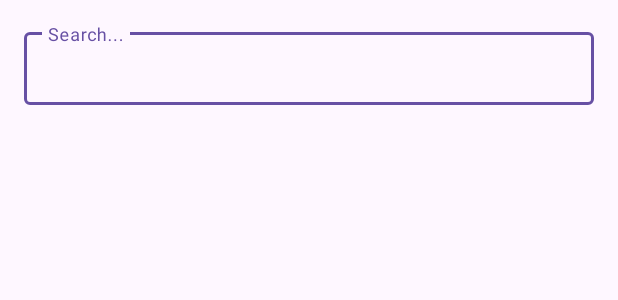
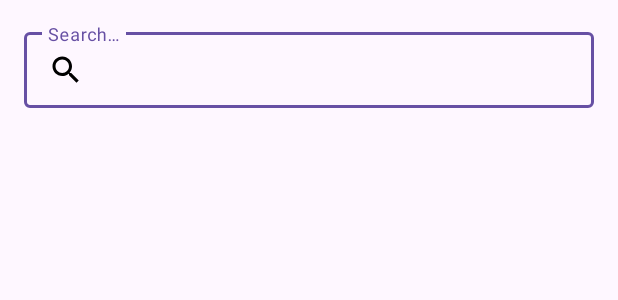
Before and after one commit to Akash91746/Dictionary, an Android app: the layout fragment_search.xml on its own in the app's theme, with its tools: preview values and no code run, on a phone screen of 412 x 824 dp. Shown: the top 300 px of the screen. Run offline under Robolectric (Android 15) with nearby library versions, the phone set to English and light mode, and no system bars.

Commit message:
Added required dependencies and create search detail fragment

```diff
--- a/app/src/main/AndroidManifest.xml
+++ b/app/src/main/AndroidManifest.xml
@@ -3,6 +3,7 @@
     xmlns:tools="http://schemas.android.com/tools">
 
     <application
+        android:name=".App"
         android:allowBackup="true"
         android:dataExtractionRules="@xml/data_extraction_rules"
         android:fullBackupContent="@xml/backup_rules"
@@ -11,7 +12,8 @@
         android:roundIcon="@mipmap/ic_launcher_round"
         android:supportsRtl="true"
         android:theme="@style/Theme.Dictionary"
-        tools:targetApi="31">
+        tools:targetApi="31"
+        >
         <activity
             android:name=".MainActivity"
             android:exported="true">
--- /dev/null
+++ b/app/src/main/res/drawable/baseline_search_24.xml
@@ -0,0 +1,5 @@
+<vector android:height="24dp" android:tint="#000000"
+    android:viewportHeight="24" android:viewportWidth="24"
+    android:width="24dp" xmlns:android="http://schemas.android.com/apk/res/android">
+    <path android:fillColor="@android:color/white" android:pathData="M15.5,14h-0.79l-0.28,-0.27C15.41,12.59 16,11.11 16,9.5 16,5.91 13.09,3 9.5,3S3,5.91 3,9.5 5.91,16 9.5,16c1.61,0 3.09,-0.59 4.23,-1.57l0.27,0.28v0.79l5,4.99L20.49,19l-4.99,-5zM9.5,14C7.01,14 5,11.99 5,9.5S7.01,5 9.5,5 14,7.01 14,9.5 11.99,14 9.5,14z"/>
+</vector>
--- a/app/src/main/res/layout/fragment_search.xml
+++ b/app/src/main/res/layout/fragment_search.xml
@@ -1,37 +1,27 @@
 <?xml version="1.0" encoding="utf-8"?>
-<layout xmlns:android="http://schemas.android.com/apk/res/android"
+<FrameLayout xmlns:android="http://schemas.android.com/apk/res/android"
+    xmlns:app="http://schemas.android.com/apk/res-auto"
     xmlns:tools="http://schemas.android.com/tools"
+    android:layout_width="match_parent"
+    android:layout_height="match_parent"
+    android:padding="16dp"
     tools:context=".feature_search.ui.SearchFragment">
 
-    <data>
-        <variable
-            name="viewModel"
-            type="com.example.dictionary.feature_search.ui.SearchViewModel" />
-    </data>
-
-    <FrameLayout
+    <com.google.android.material.textfield.TextInputLayout
+        style="@style/Widget.MaterialComponents.TextInputLayout.OutlinedBox.Dense"
         android:layout_width="match_parent"
-        android:layout_height="match_parent"
-        android:padding="16dp"
-        >
-        <com.google.android.material.textfield.TextInputLayout
-            android:layout_width="match_parent"
-            android:layout_height="wrap_content"
-            style="@style/Widget.MaterialComponents.TextInputLayout.OutlinedBox.Dense"
-            android:hint="@string/search_field_hint"
-
-            >
+        android:layout_height="wrap_content"
+        android:hint="@string/search_field_hint">
 
         <com.google.android.material.textfield.TextInputEditText
             android:id="@+id/search_input_field"
             android:layout_width="match_parent"
             android:layout_height="wrap_content"
-            android:imeOptions="actionDone"
-            android:inputType="textAutoComplete"
-            />
+            android:drawableStart="@drawable/baseline_search_24"
+            android:drawablePadding="@dimen/small_padding"
+            android:imeOptions="actionSearch"
+            android:inputType="textAutoComplete" />
 
-        </com.google.android.material.textfield.TextInputLayout>
+    </com.google.android.material.textfield.TextInputLayout>
 
-    </FrameLayout>
-
-</layout>
+</FrameLayout>
--- a/app/src/main/res/values/strings.xml
+++ b/app/src/main/res/values/strings.xml
@@ -6,9 +6,15 @@
 
     <string name="close">Close</string>
     <string name="open">Open</string>
+
     <string name="hello_blank_fragment">Hello from Fragment</string>
+
     <string name="nav_search_fragment_label">Search</string>
     <string name="nav_history_fragment_label">History</string>
-    <string name="search_field_hint">Search...</string>
+    <string name="nav_details_fragment_label">Details</string>
+
+    <string name="search_field_hint">Search…</string>
+
+    <string name="dictionary_base_url">https://api.dictionaryapi.dev/api/v2/</string>
 
 </resources>
```
Also changed, not shown: app/build.gradle (+27 -1 lines), app/src/main/java/com/example/dictionary/App.kt (added, +14 -0 lines), app/src/main/java/com/example/dictionary/MainActivity.kt (+4 -4 lines), app/src/main/java/com/example/dictionary/feature_search/ui/SearchFragment.kt (+10 -11 lines), app/src/main/java/com/example/dictionary/feature_searchDetail/di/SearchDetailModule.kt (added, +35 -0 lines), app/src/main/java/com/example/dictionary/feature_searchDetail/domain/repository/DictionaryAPI.kt (added, +12 -0 lines), app/src/main/java/com/example/dictionary/feature_searchDetail/ui/SearchDetailFragment.kt (added, +59 -0 lines), app/src/main/java/com/example/dictionary/feature_searchDetail/ui/SearchDetailViewModel.kt (added, +22 -0 lines), app/src/main/res/layout/activity_main.xml (+5 -10 lines), app/src/main/res/layout/fragment_search_detail.xml (added, +14 -0 lines), app/src/main/res/navigation/main_navigation.xml (+16 -1 lines), app/src/main/res/values/dimens.xml (added, +10 -0 lines), build.gradle (+11 -0 lines).
